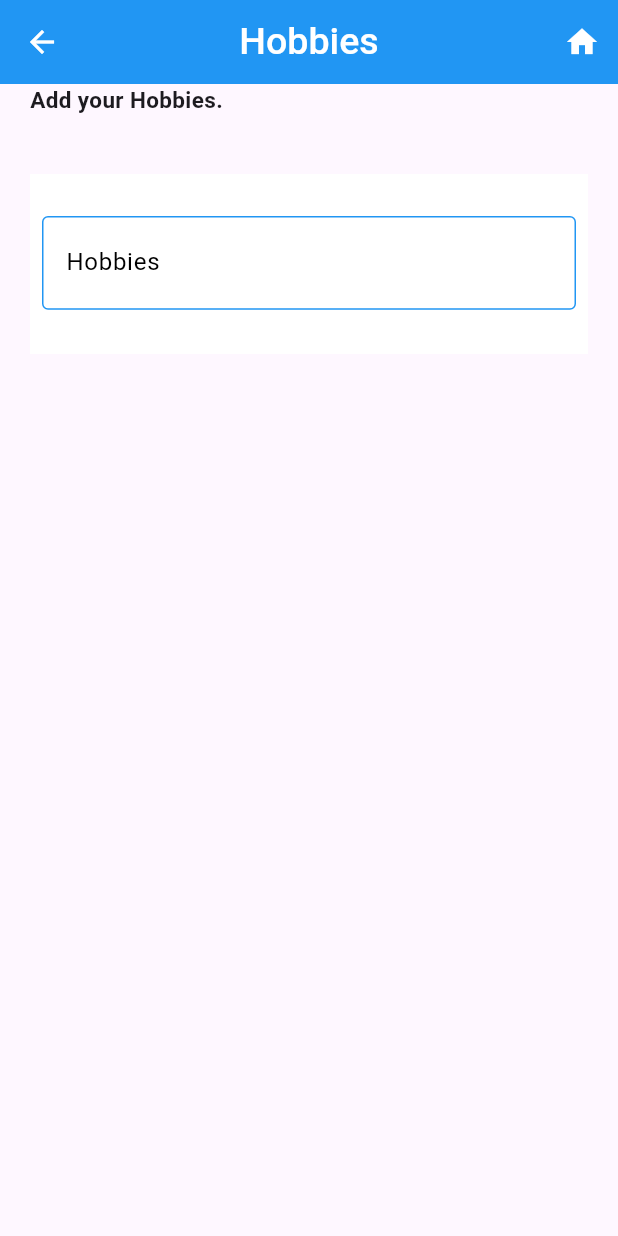
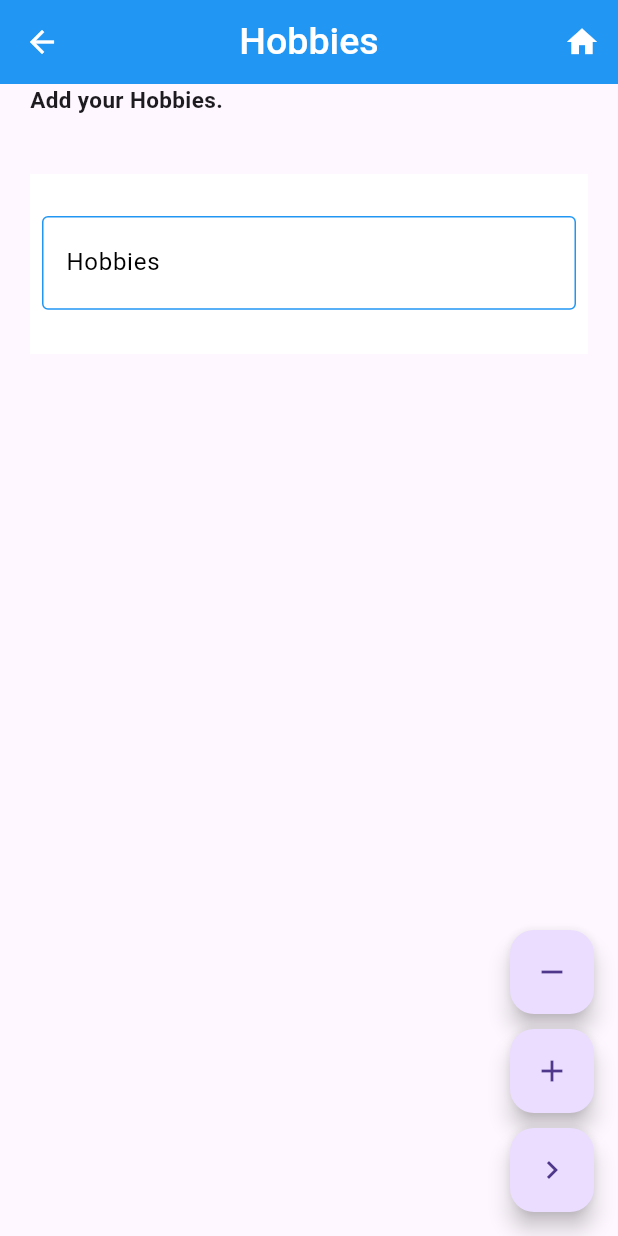
Before and after one commit to priyamtripathiii03/resumeapp, a Flutter app: the HobbyScreen screen opened by its route, on a phone screen of 412 x 824 dp. Run offline on Flutter 3.47's test engine with Material 3 defaults, Android fonts, the light colour scheme and no system bars; our stand-ins replace image_picker.

Commit message:
23-09-2024

```diff
--- a/lib/screens/hobby.dart
+++ b/lib/screens/hobby.dart
@@ -39,6 +39,36 @@ class _HobbyScreenState extends State<HobbyScreen> {
             icon: const Icon(Icons.home),
             color: Colors.white,
           ),
+        ],
+      ),
+      floatingActionButton: Column(
+        mainAxisSize: MainAxisSize.min,
+        children: [
+          FloatingActionButton(
+            heroTag: 'remove',
+            onPressed: () {
+              setState(() {
+                if (hobbielist.length > 1) {
+                  hobbielist.removeAt(hobbielist.length - 1);
+                }
+              });
+            },child: const Icon(Icons.remove),),
+          const SizedBox(height: 10,),
+          FloatingActionButton(
+            heroTag: 'add',
+            onPressed: () {
+              setState(() {
+                TextEditingController hobbie =
+                TextEditingController();
+                hobbielist.add(hobbie);
+              });
+            }, child: const Icon(Icons.add),),
+          const SizedBox(height: 10,),
+          FloatingActionButton(
+            heroTag: 'next',
+            onPressed: () {
+              Navigator.of(context).pushNamed('/lang');
+            },child: const Icon(Icons.chevron_right),),
         ],
       ),
       body: Stack(
```
